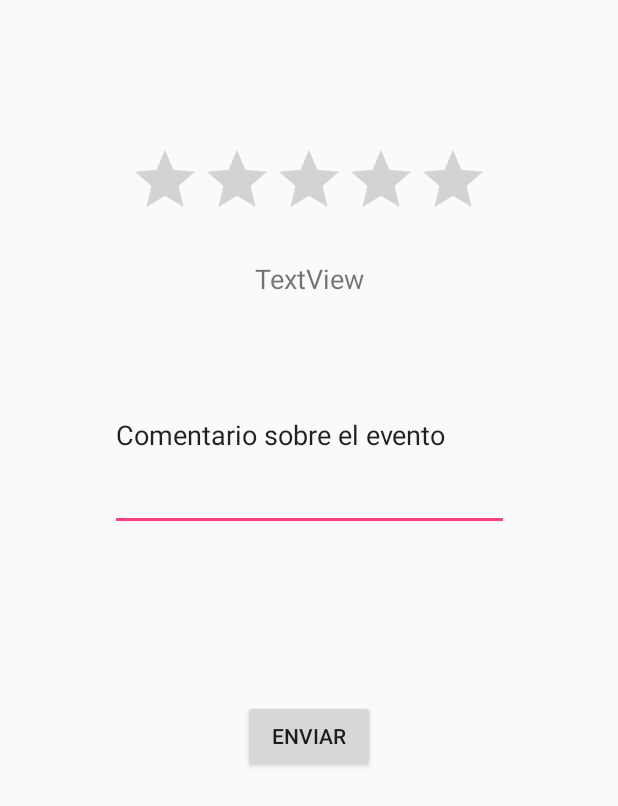
After one commit to angelpuerta/proyecto_android, an Android app: the layout activity_puntuacion.xml on its own in the app's theme, with its tools: preview values and no code run, on a phone screen of 412 x 824 dp. The commit adds this screen. Shown: the top 806 px of the screen. Run offline under Robolectric (Android 15) with nearby library versions, the phone set to English and light mode, and no system bars.

Commit message:
Prototipo puntuación añadido

```diff
--- /dev/null
+++ b/app/src/main/res/layout/activity_puntuacion.xml
@@ -0,0 +1,77 @@
+<?xml version="1.0" encoding="utf-8"?>
+<android.support.constraint.ConstraintLayout
+    xmlns:android="http://schemas.android.com/apk/res/android"
+    xmlns:app="http://schemas.android.com/apk/res-auto"
+    xmlns:tools="http://schemas.android.com/tools"
+    android:layout_width="match_parent"
+    android:layout_height="match_parent">
+
+    <TextView
+        android:id="@+id/initPuntuationTextView"
+        android:layout_width="wrap_content"
+        android:layout_height="36dp"
+        android:layout_marginEnd="8dp"
+        android:layout_marginStart="8dp"
+        android:layout_marginTop="40dp"
+        android:text=""
+        android:textSize="24sp"
+        app:layout_constraintEnd_toEndOf="parent"
+        app:layout_constraintHorizontal_bias="0.501"
+        app:layout_constraintStart_toStartOf="parent"
+        app:layout_constraintTop_toTopOf="parent" />
+
+    <RatingBar
+        android:id="@+id/ratingBar"
+        android:layout_width="wrap_content"
+        android:layout_height="wrap_content"
+        android:layout_marginEnd="8dp"
+        android:layout_marginStart="8dp"
+        android:layout_marginTop="20dp"
+        android:stepSize="1"
+        app:layout_constraintEnd_toEndOf="parent"
+        app:layout_constraintStart_toStartOf="parent"
+        app:layout_constraintTop_toBottomOf="@+id/initPuntuationTextView" />
+
+    <EditText
+        android:id="@+id/commentBox"
+        android:layout_width="266dp"
+        android:layout_height="128dp"
+        android:layout_marginEnd="8dp"
+        android:layout_marginStart="8dp"
+        android:layout_marginTop="28dp"
+        android:ems="10"
+        android:inputType="textPersonName"
+        android:text="@string/Comentario"
+        app:layout_constraintEnd_toEndOf="parent"
+        app:layout_constraintStart_toStartOf="parent"
+        app:layout_constraintTop_toBottomOf="@+id/ratingTextView" />
+
+    <TextView
+        android:id="@+id/ratingTextView"
+        android:layout_width="wrap_content"
+        android:layout_height="wrap_content"
+        android:layout_marginEnd="8dp"
+        android:layout_marginStart="8dp"
+        android:layout_marginTop="20dp"
+        android:text="TextView"
+        android:textSize="18sp"
+        app:layout_constraintEnd_toEndOf="parent"
+        app:layout_constraintStart_toStartOf="parent"
+        app:layout_constraintTop_toBottomOf="@+id/ratingBar" />
+
+    <Button
+        android:id="@+id/btnSubmit"
+        android:layout_width="wrap_content"
+        android:layout_height="wrap_content"
+        android:layout_marginBottom="8dp"
+        android:layout_marginEnd="8dp"
+        android:layout_marginStart="8dp"
+        android:layout_marginTop="8dp"
+        android:text="@string/Enviar"
+        app:layout_constraintBottom_toBottomOf="parent"
+        app:layout_constraintEnd_toEndOf="parent"
+        app:layout_constraintStart_toStartOf="parent"
+        app:layout_constraintTop_toBottomOf="@+id/commentBox"
+        app:layout_constraintVertical_bias="0.258" />
+
+</android.support.constraint.ConstraintLayout>
--- /dev/null
+++ b/app/src/main/res/values/dimens.xml
@@ -0,0 +1,3 @@
+<resources>
+    <dimen name="fab_margin">16dp</dimen>
+</resources>
--- a/app/src/main/res/values/strings.xml
+++ b/app/src/main/res/values/strings.xml
@@ -1,3 +1,11 @@
 <resources>
     <string name="app_name">Trabajo_grupal</string>
+    <string name="title_activity_puntuacion">Puntuacion</string>
+    <string name="Mala_puntuacion">Muy mal</string>
+    <string name="Media_mala_puntuacion">Mal</string>
+    <string name="Media_puntuacion">Ni fu ni fa</string>
+    <string name="Media_buena_puntuacion">Bien</string>
+    <string name="Buena_puntuacion">Increible</string>
+    <string name="Comentario">Comentario sobre el evento</string>
+    <string name="Enviar">Enviar</string>
 </resources>
```
Also changed, not shown: app/src/main/java/org/duckdns/einyel/trabajo_grupal/EventSevice.java (added, +36 -0 lines), app/src/main/java/org/duckdns/einyel/trabajo_grupal/MockEvent.java (added, +24 -0 lines), app/src/main/java/org/duckdns/einyel/trabajo_grupal/Puntuacion.java (added, +84 -0 lines), app/src/main/res/values/styles.xml (+9 -0 lines).
